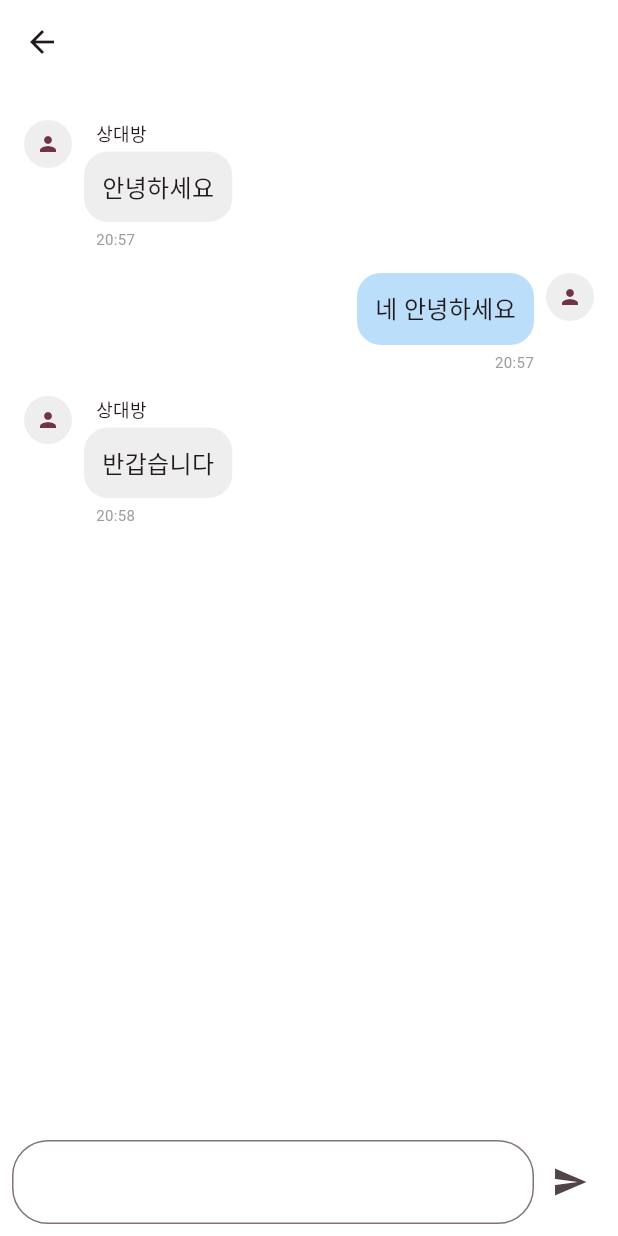
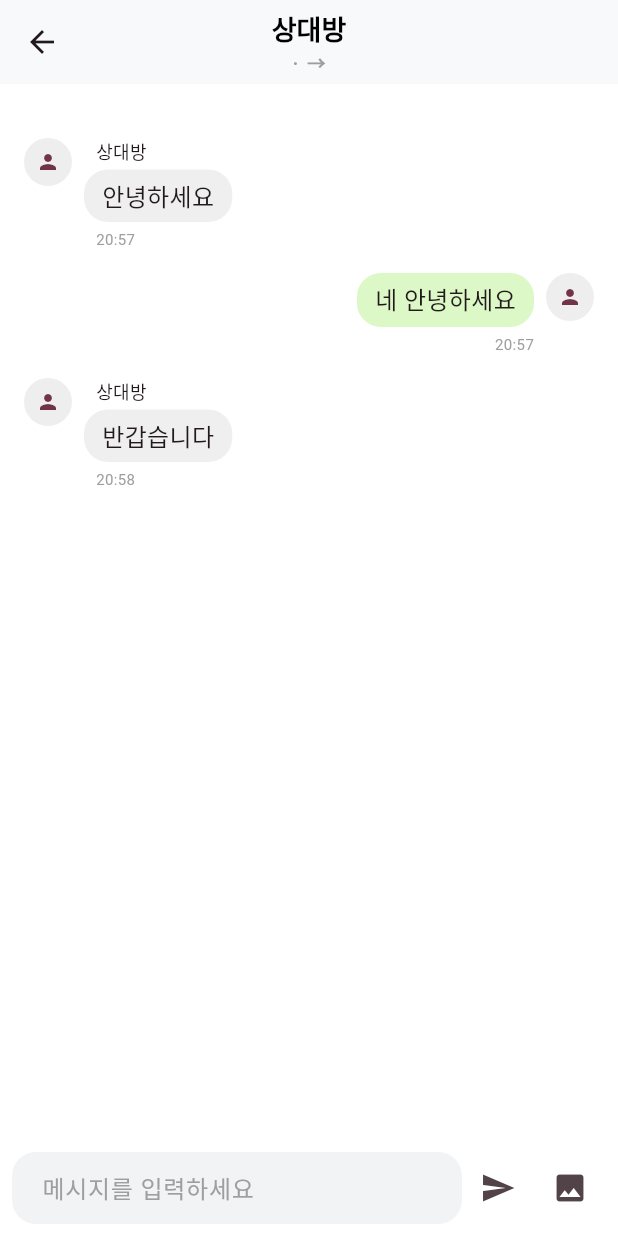
Before and after one commit to daehan-lim/langmate-app, a Flutter app: the ChatPage screen opened directly with empty values, on a phone screen of 412 x 824 dp. Run offline on Flutter 3.47's test engine with Material 3 defaults, Android fonts, the phone set to English and light mode, and no system bars; our stand-ins replace dio, flutter_dotenv, flutter_riverpod, geolocator.

Commit message:
feat:chat page수정

```diff
--- a/lib/main.dart
+++ b/lib/main.dart
@@ -1,7 +1,9 @@
 import 'package:flutter/material.dart';
 import 'package:flutter_dotenv/flutter_dotenv.dart';
 import 'package:flutter_riverpod/flutter_riverpod.dart';
+import 'package:lang_mate/ui/pages/home/home_page.dart';
 import 'package:lang_mate/ui/pages/users/matched_users_page.dart';
+import 'package:lang_mate/ui/pages/welcome/welcome_page.dart';
 
 import 'app/constants/app_constants.dart';
 import 'app/theme.dart';
@@ -29,7 +31,7 @@ class MyApp extends StatelessWidget {
       debugShowCheckedModeBanner: false,
       themeMode: ThemeMode.system,
       theme: AppTheme.buildTheme(),
-      home: const MatchedUsersPage(),
+      home: const WelcomePage(),
     );
   }
 }
--- a/lib/ui/pages/chat/chat_page.dart
+++ b/lib/ui/pages/chat/chat_page.dart
@@ -48,15 +48,34 @@ class ChatPageState extends ConsumerState<ChatPage> {
 
     return Scaffold(
       appBar: AppBar(
-        backgroundColor: Colors.white,
-        title: Text(
-          widget.location,
-          style: const TextStyle(color: Colors.black),
+        backgroundColor: Color(0xFFF8F9FA), //상대방 이름, 언어, 주소
+        title: Column(
+          children: [
+            Text(
+              '상대방', //매칭 된 사람으로 바꿔야 할 것.
+              style: TextStyle(
+                color: Colors.black,
+                fontSize: 18,
+                fontWeight: FontWeight.bold,
+              ),
+            ),
+            Text(
+              '${widget.location} · ${widget.nativeLanguage} → ${widget.targetLanguage}',
+              style: const TextStyle(
+                color: Colors.grey,
+                fontSize: 12,
+                fontWeight: FontWeight.bold,
+              ),
+            ),
+          ],
         ),
       ),
+
       body: Column(
         children: [
-          // 채팅 메시지 영역
+          Padding(
+            padding: const EdgeInsets.only(top: 8.0, bottom: 4.0),
+          ), // 채팅 메시지 영역
           // TODO Firebase, Time, chat 정보 가져오기
           Expanded(
             child: ListView.builder(
@@ -76,10 +95,30 @@ class ChatPageState extends ConsumerState<ChatPage> {
                 Expanded(
                   child: TextField(
                     controller: _messageController,
+                    //엔터를 누르면 onSubmitted이 호출
+                    onSubmitted: (value) {
+                      if (value.trim().isNotEmpty) {
+                        viewModel.addMessage(value.trim());
+                        _messageController.clear();
+                      }
+                    },
+
                     decoration: InputDecoration(
-                      hintText: '',
+                      filled: true,
+                      fillColor: const Color(0xFFF1F3F4),
+                      hintText: '메시지를 입력하세요',
+                      hintStyle: TextStyle(
+                        color: Colors.grey[500],
+                        fontSize: 16,
+                      ),
+
+                      contentPadding: const EdgeInsets.symmetric(
+                        horizontal: 16,
+                        vertical: 10,
+                      ),
                       border: OutlineInputBorder(
-                        borderRadius: BorderRadius.circular(24.0),
+                        borderRadius: BorderRadius.circular(16.0),
+                        borderSide: BorderSide.none,
                       ),
                     ),
                   ),
@@ -91,6 +130,13 @@ class ChatPageState extends ConsumerState<ChatPage> {
                       viewModel.addMessage(_messageController.text);
                       _messageController.clear();
                     }
+                  },
+                ),
+                //이미지 추가 버튼 추후 추가
+                IconButton(
+                  icon: const Icon(Icons.image),
+                  onPressed: () {
+                    print("이미지 선택 눌림");
                   },
                 ),
               ],
@@ -106,10 +152,12 @@ class ChatPageState extends ConsumerState<ChatPage> {
 
     return Padding(
       padding: const EdgeInsets.symmetric(vertical: 8.0),
+
       child: Row(
         mainAxisAlignment:
             isMe ? MainAxisAlignment.end : MainAxisAlignment.start,
         crossAxisAlignment: CrossAxisAlignment.start,
+
         children: [
           if (!isMe)
             CircleAvatar(
@@ -133,9 +181,13 @@ class ChatPageState extends ConsumerState<ChatPage> {
                 constraints: BoxConstraints(
                   maxWidth: MediaQuery.of(context).size.width * 0.7,
                 ),
-                padding: const EdgeInsets.all(12.0),
+                padding: const EdgeInsets.symmetric(
+                  horizontal: 12,
+                  vertical: 6,
+                ),
                 decoration: BoxDecoration(
-                  color: isMe ? Colors.blue[100] : Colors.grey[200],
+                  // color: isMe ? Colors.blue[100] : Colors.grey[200],
+                  color: isMe ? Color(0xFFDCF8C6) : Color(0xFFEFEFEF),
                   borderRadius: BorderRadius.circular(16),
                 ),
                 child: Text(message.text),
--- a/lib/ui/pages/welcome/welcome_page.dart
+++ b/lib/ui/pages/welcome/welcome_page.dart
@@ -1,5 +1,6 @@
 import 'package:flutter/material.dart';
 import 'package:flutter_riverpod/flutter_riverpod.dart';
+import 'package:lang_mate/ui/pages/users/matched_users_page.dart';
 import '../../../../../core/utils/snackbar_util.dart';
 import '../../../../app/app_providers.dart';
 import 'package:lang_mate/ui/pages/chat/chat_page.dart';
@@ -201,6 +202,7 @@ class WelcomePageState extends ConsumerState<WelcomePage> {
                                   Navigator.push(
                                     context,
                                     MaterialPageRoute(
+                                      //builder: (context) => MatchedUsersPage(),
                                       builder:
                                           (context) => ChatPage(
                                             username: _usernameController.text,
```
